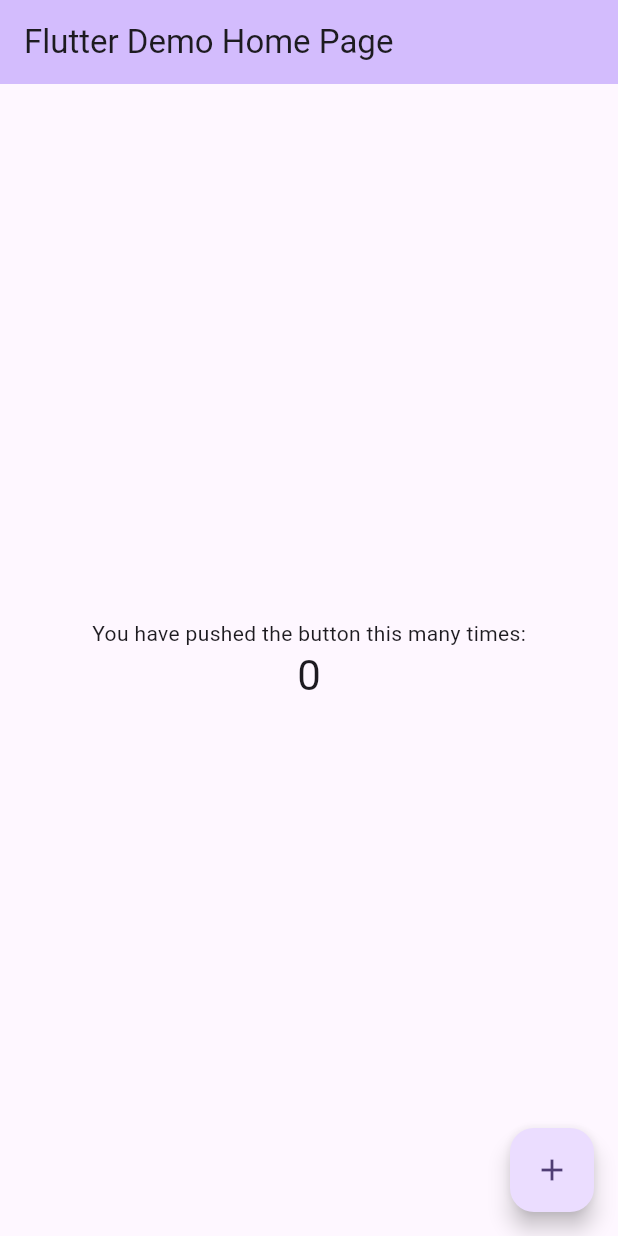
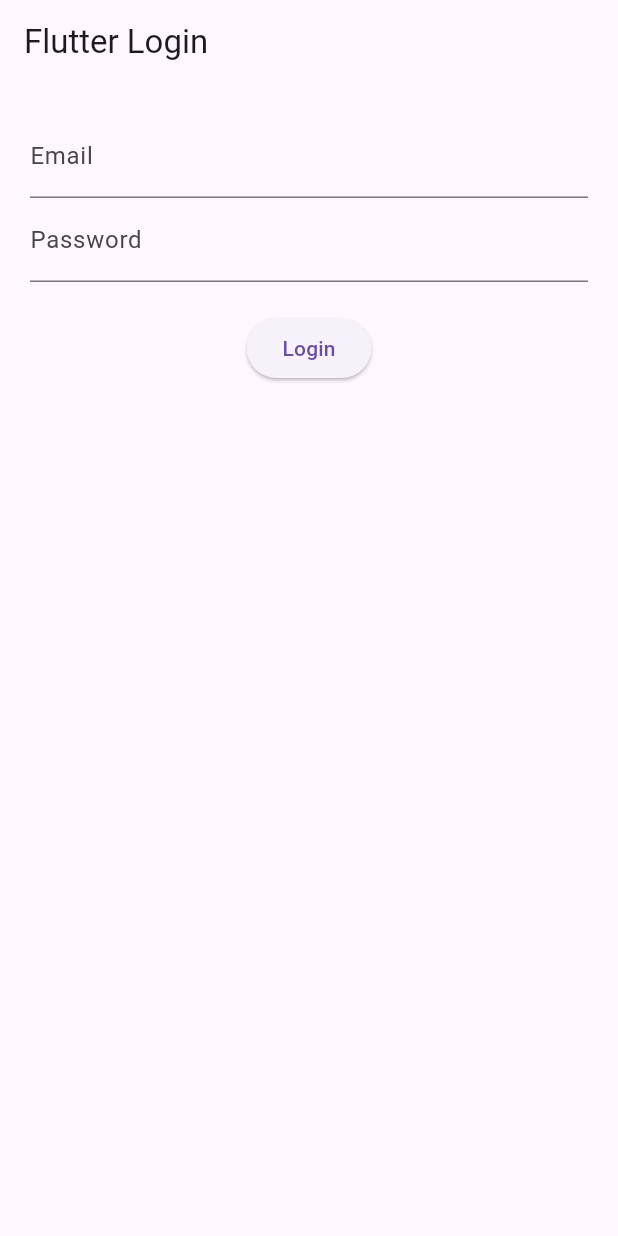
Before and after one commit to luckstraw/Mobap, a Flutter app: the screen it shows after launch, on a phone screen of 412 x 824 dp. Run offline on Flutter 3.47's test engine with Material 3 defaults, Android fonts, the phone set to English and light mode, and no system bars.

Commit message:
working Lab_5

```diff
--- /dev/null
+++ b/lib/api_service.dart
@@ -0,0 +1,27 @@
+import 'dart:convert';
+import 'package:http/http.dart' as http;
+
+class ApiService {
+  static Future<String> login(String email, String password) async {
+    var url = Uri.parse("http://mobap.infinityfreeapp.com/server/login.php");
+    try {
+      var response = await http.post(url, body: {
+        "email": email,
+        "password": password,
+      });
+
+      if (response.statusCode == 200) {
+        var data = jsonDecode(response.body);
+        if (data["success"]) {
+          return "Login Successful!";
+        } else {
+          return "Login Failed: ${data["message"]}";
+        }
+      } else {
+        return "Server Error: ${response.statusCode}";
+      }
+    } catch (e) {
+      return "Error: $e";
+    }
+  }
+}
--- /dev/null
+++ b/lib/login_page.dart
@@ -0,0 +1,43 @@
+import 'package:flutter/material.dart';
+import 'api_service.dart';
+
+class LoginPage extends StatefulWidget {
+  const LoginPage({super.key});
+
+  @override
+  LoginPageState createState() => LoginPageState();
+}
+
+class LoginPageState extends State<LoginPage> {
+  final emailController = TextEditingController();
+  final passwordController = TextEditingController();
+  String message = "";
+  void handleLogin() async {
+    String result = await ApiService.login(
+      emailController.text.trim(),
+      passwordController.text.trim(),
+    );
+    setState(() => message = result);
+  }
+  @override
+  Widget build(BuildContext context) {
+    return Scaffold(
+      appBar: AppBar(title: Text("Flutter Login")),
+      body: Padding(
+        padding: EdgeInsets.all(20),
+        child: Column(
+          children: [
+            TextField(controller: emailController, decoration:
+            InputDecoration(labelText: "Email")),
+            TextField(controller: passwordController, decoration:
+            InputDecoration(labelText: "Password"), obscureText: true),
+            SizedBox(height: 20),
+            ElevatedButton(onPressed: handleLogin, child: Text("Login")),
+            SizedBox(height: 20),
+            Text(message, style: TextStyle(color: Colors.red)),
+          ],
+        ),
+      ),
+    );
+  }
+}
--- a/lib/main.dart
+++ b/lib/main.dart
@@ -1,122 +1,18 @@
 import 'package:flutter/material.dart';
-
+import 'login_page.dart';
 void main() {
-  runApp(const MyApp());
+  runApp(MyApp());
 }
 
 class MyApp extends StatelessWidget {
   const MyApp({super.key});
 
-  // This widget is the root of your application.
   @override
   Widget build(BuildContext context) {
     return MaterialApp(
-      title: 'Flutter Demo',
-      theme: ThemeData(
-        // This is the theme of your application.
-        //
-        // TRY THIS: Try running your application with "flutter run". You'll see
-        // the application has a purple toolbar. Then, without quitting the app,
-        // try changing the seedColor in the colorScheme below to Colors.green
-        // and then invoke "hot reload" (save your changes or press the "hot
-        // reload" button in a Flutter-supported IDE, or press "r" if you used
-        // the command line to start the app).
-        //
-        // Notice that the counter didn't reset back to zero; the application
-        // state is not lost during the reload. To reset the state, use hot
-        // restart instead.
-        //
-        // This works for code too, not just values: Most code changes can be
-        // tested with just a hot reload.
-        colorScheme: ColorScheme.fromSeed(seedColor: Colors.deepPurple),
-      ),
-      home: const MyHomePage(title: 'Flutter Demo Home Page'),
+      title: 'Flutter + PHP',
+      theme: ThemeData(primarySwatch: Colors.blue),
+      home: LoginPage(),
     );
   }
 }
-
-class MyHomePage extends StatefulWidget {
-  const MyHomePage({super.key, required this.title});
-
-  // This widget is the home page of your application. It is stateful, meaning
-  // that it has a State object (defined below) that contains fields that affect
-  // how it looks.
-
-  // This class is the configuration for the state. It holds the values (in this
-  // case the title) provided by the parent (in this case the App widget) and
-  // used by the build method of the State. Fields in a Widget subclass are
-  // always marked "final".
-
-  final String title;
-
-  @override
-  State<MyHomePage> createState() => _MyHomePageState();
-}
-
-class _MyHomePageState extends State<MyHomePage> {
-  int _counter = 0;
-
-  void _incrementCounter() {
-    setState(() {
-      // This call to setState tells the Flutter framework that something has
-      // changed in this State, which causes it to rerun the build method below
-      // so that the display can reflect the updated values. If we changed
-      // _counter without calling setState(), then the build method would not be
-      // called again, and so nothing would appear to happen.
-      _counter++;
-    });
-  }
-
-  @override
-  Widget build(BuildContext context) {
-    // This method is rerun every time setState is called, for instance as done
-    // by the _incrementCounter method above.
-    //
-    // The Flutter framework has been optimized to make rerunning build methods
-    // fast, so that you can just rebuild anything that needs updating rather
-    // than having to individually change instances of widgets.
-    return Scaffold(
-      appBar: AppBar(
-        // TRY THIS: Try changing the color here to a specific color (to
-        // Colors.amber, perhaps?) and trigger a hot reload to see the AppBar
-        // change color while the other colors stay the same.
-        backgroundColor: Theme.of(context).colorScheme.inversePrimary,
-        // Here we take the value from the MyHomePage object that was created by
-        // the App.build method, and use it to set our appbar title.
-        title: Text(widget.title),
-      ),
-      body: Center(
-        // Center is a layout widget. It takes a single child and positions it
-        // in the middle of the parent.
-        child: Column(
-          // Column is also a layout widget. It takes a list of children and
-          // arranges them vertically. By default, it sizes itself to fit its
-          // children horizontally, and tries to be as tall as its parent.
-          //
-          // Column has various properties to control how it sizes itself and
-          // how it positions its children. Here we use mainAxisAlignment to
-          // center the children vertically; the main axis here is the vertical
-          // axis because Columns are vertical (the cross axis would be
-          // horizontal).
-          //
-          // TRY THIS: Invoke "debug painting" (choose the "Toggle Debug Paint"
-          // action in the IDE, or press "p" in the console), to see the
-          // wireframe for each widget.
-          mainAxisAlignment: MainAxisAlignment.center,
-          children: <Widget>[
-            const Text('You have pushed the button this many times:'),
-            Text(
-              '$_counter',
-              style: Theme.of(context).textTheme.headlineMedium,
-            ),
-          ],
-        ),
-      ),
-      floatingActionButton: FloatingActionButton(
-        onPressed: _incrementCounter,
-        tooltip: 'Increment',
-        child: const Icon(Icons.add),
-      ), // This trailing comma makes auto-formatting nicer for build methods.
-    );
-  }
-}
--- a/pubspec.yaml
+++ b/pubspec.yaml
@@ -34,6 +34,7 @@ dependencies:
   # The following adds the Cupertino Icons font to your application.
   # Use with the CupertinoIcons class for iOS style icons.
   cupertino_icons: ^1.0.8
+  http: ^1.4.0
 
 dev_dependencies:
   flutter_test:
```
Also changed, not shown: 3 other files.
